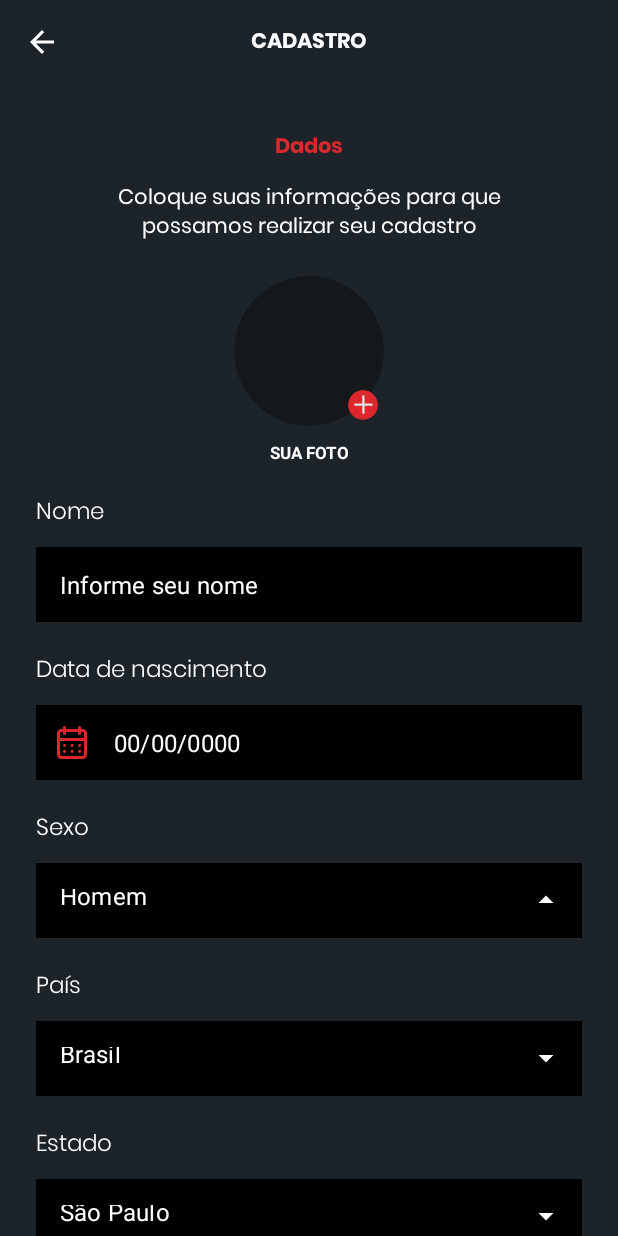
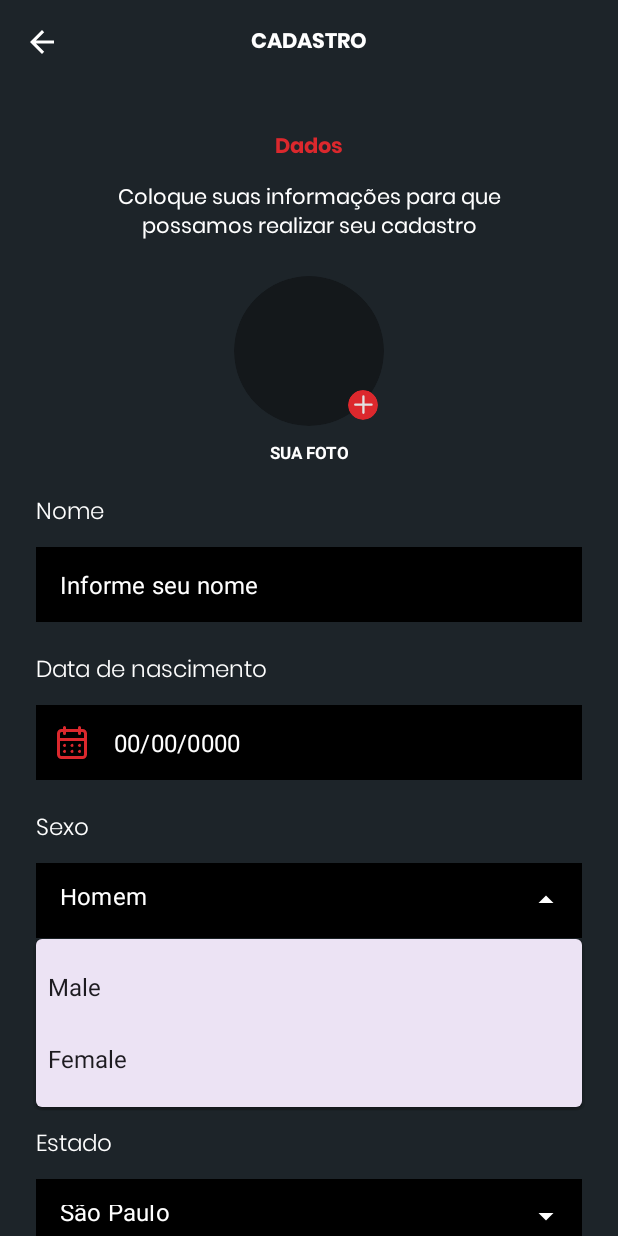
Before and after one commit to crosoften/poker-android, an Android app: the RegisterProfileFragment screen opened through its navigation route, after a tap on an icon or button, on a phone screen of 412 x 824 dp. Run offline under Robolectric (Android 15) with nearby library versions, the phone set to English and light mode, and no system bars; our stand-ins replace data binding.

```diff
--- a/app/src/main/java/com/draccoapp/poker/ui/fragments/register/RegisterProfileFragment.kt
+++ b/app/src/main/java/com/draccoapp/poker/ui/fragments/register/RegisterProfileFragment.kt
@@ -8,10 +8,11 @@ import androidx.fragment.app.Fragment
 import android.view.LayoutInflater
 import android.view.View
 import android.view.ViewGroup
+import android.widget.ArrayAdapter
 import androidx.navigation.fragment.findNavController
 import com.draccoapp.poker.R
-import com.draccoapp.poker.databinding.FragmentAboutBinding
 import com.draccoapp.poker.databinding.FragmentRegisterProfileBinding
+import com.draccoapp.poker.utils.MaskEditUtil
 
 
 class RegisterProfileFragment : Fragment() {
@@ -34,6 +35,7 @@ class RegisterProfileFragment : Fragment() {
 
         onclick()
         setupUI()
+
 
     }
 
@@ -81,6 +83,58 @@ class RegisterProfileFragment : Fragment() {
         binding.checkBox.text = spannableStringBuilder
         binding.checkBox.movementMethod = LinkMovementMethod.getInstance()
 
+
+        mascaraDataNascimento()
+
+        configEditGender()
+        configEditState()
+
+
+
+    }
+
+    private fun configEditState() {
+        val listaDeEstados = mutableListOf(
+            "AC", // Acre
+            "AL", // Alagoas
+            "AP", // Amapá
+            "AM", // Amazonas
+            "BA", // Bahia
+            "CE", // Ceará
+            "DF", // Distrito Federal
+            "ES", // Espírito Santo
+            "GO", // Goiás
+            "MA", // Maranhão
+            "MT", // Mato Grosso
+            "MS", // Mato Grosso do Sul
+            "MG", // Minas Gerais
+            "PA", // Pará
+            "PB", // Paraíba
+            "PR", // Paraná
+            "PE", // Pernambuco
+            "PI", // Piauí
+            "RJ", // Rio de Janeiro
+            "RN", // Rio Grande do Norte
+            "RS", // Rio Grande do Sul
+            "RO", // Rondônia
+            "RR", // Roraima
+            "SC", // Santa Catarina
+            "SP", // São Paulo
+            "SE", // Sergipe
+            "TO"  // Tocantins
+        )
+        val editState = binding.editState
+        editState.setAdapter(ArrayAdapter(requireContext(), android.R.layout.simple_spinner_dropdown_item, listaDeEstados))
+    }
+
+    private fun configEditGender() {
+        val listaDeGeneros = mutableListOf("Male", "Female")
+        val editGender = binding.editGender
+        editGender.setAdapter(ArrayAdapter(requireContext(), android.R.layout.simple_spinner_dropdown_item, listaDeGeneros))
+    }
+
+    private fun mascaraDataNascimento() {
+        binding.editDate.addTextChangedListener(MaskEditUtil.mask(binding.editDate, MaskEditUtil.FORMAT_DATE))
     }
 
     private fun onclick() {
--- a/app/src/main/res/layout/fragment_register_profile.xml
+++ b/app/src/main/res/layout/fragment_register_profile.xml
@@ -64,7 +64,6 @@
             <androidx.constraintlayout.widget.ConstraintLayout
                 android:layout_width="match_parent"
                 android:layout_height="match_parent">
-
 
 
                 <TextView
@@ -141,9 +140,9 @@
                     android:layout_height="wrap_content"
                     android:layout_marginStart="24dp"
                     android:layout_marginTop="20dp"
+                    android:fontFamily="@font/poppins_light"
                     android:text="@string/nome"
                     android:textColor="@color/white"
-                    android:fontFamily="@font/poppins_light"
                     android:textSize="15sp"
                     app:layout_constraintStart_toStartOf="parent"
                     app:layout_constraintTop_toBottomOf="@+id/text_photo" />
@@ -182,9 +181,9 @@
                     android:layout_height="wrap_content"
                     android:layout_marginStart="24dp"
                     android:layout_marginTop="20dp"
+                    android:fontFamily="@font/poppins_light"
                     android:text="@string/data_de_nascimento"
                     android:textColor="@color/white"
-                    android:fontFamily="@font/poppins_light"
                     android:textSize="15sp"
                     app:layout_constraintStart_toStartOf="parent"
                     app:layout_constraintTop_toBottomOf="@+id/input_name" />
@@ -214,6 +213,7 @@
                         android:inputType="date"
                         android:maxLines="1"
                         android:paddingVertical="0dp"
+                        android:paddingStart="40dp"
                         android:textColor="@color/white"
                         android:textColorHint="@color/white" />
 
@@ -225,9 +225,9 @@
                     android:layout_height="wrap_content"
                     android:layout_marginStart="24dp"
                     android:layout_marginTop="20dp"
+                    android:fontFamily="@font/poppins_light"
                     android:text="@string/sexo"
                     android:textColor="@color/white"
-                    android:fontFamily="@font/poppins_light"
                     android:textSize="15sp"
                     app:layout_constraintStart_toStartOf="parent"
                     app:layout_constraintTop_toBottomOf="@+id/input_date" />
@@ -241,8 +241,8 @@
                     android:layout_marginStart="24dp"
                     android:layout_marginTop="10dp"
                     android:layout_marginEnd="24dp"
+                    app:endIconTint="@color/white"
                     app:hintEnabled="false"
-                    app:endIconTint="@color/white"
                     app:layout_constraintEnd_toEndOf="parent"
                     app:layout_constraintStart_toStartOf="parent"
                     app:layout_constraintTop_toBottomOf="@+id/label_gender">
@@ -250,13 +250,13 @@
                     <AutoCompleteTextView
                         android:id="@+id/edit_gender"
                         android:layout_width="match_parent"
-                        android:focusableInTouchMode="false"
                         android:layout_height="50dp"
                         android:background="@color/black"
+                        android:focusableInTouchMode="false"
                         android:imeOptions="actionNext"
-                        android:textAlignment="viewStart"
                         android:inputType="none"
                         android:text="@string/homem"
+                        android:textAlignment="viewStart"
                         android:textColor="@color/white"
                         android:textColorHint="@color/white" />
 
@@ -268,9 +268,9 @@
                     android:layout_height="wrap_content"
                     android:layout_marginStart="24dp"
                     android:layout_marginTop="20dp"
+                    android:fontFamily="@font/poppins_light"
                     android:text="@string/pa_s"
                     android:textColor="@color/white"
-                    android:fontFamily="@font/poppins_light"
                     android:textSize="15sp"
                     app:layout_constraintStart_toStartOf="parent"
                     app:layout_constraintTop_toBottomOf="@+id/input_gender" />
@@ -293,13 +293,13 @@
                     <AutoCompleteTextView
                         android:id="@+id/edit_country"
                         android:layout_width="match_parent"
-                        android:focusableInTouchMode="false"
                         android:layout_height="50dp"
                         android:background="@color/black"
+                        android:focusableInTouchMode="false"
                         android:imeOptions="actionNext"
-                        android:textAlignment="viewStart"
                         android:inputType="none"
                         android:text="@string/brasil"
+                        android:textAlignment="viewStart"
                         android:textColor="@color/white"
                         android:textColorHint="@color/white" />
 
@@ -312,9 +312,9 @@
                     android:layout_height="wrap_content"
                     android:layout_marginStart="24dp"
                     android:layout_marginTop="20dp"
+                    android:fontFamily="@font/poppins_light"
                     android:text="@string/estado"
                     android:textColor="@color/white"
-                    android:fontFamily="@font/poppins_light"
                     android:textSize="15sp"
                     app:layout_constraintStart_toStartOf="parent"
                     app:layout_constraintTop_toBottomOf="@+id/input_country" />
@@ -337,13 +337,13 @@
                     <AutoCompleteTextView
                         android:id="@+id/edit_state"
                         android:layout_width="match_parent"
-                        android:focusableInTouchMode="false"
                         android:layout_height="50dp"
                         android:background="@color/black"
+                        android:focusableInTouchMode="false"
                         android:imeOptions="actionNext"
-                        android:textAlignment="viewStart"
                         android:inputType="none"
                         android:text="@string/s_o_paulo"
+                        android:textAlignment="viewStart"
                         android:textColor="@color/white"
                         android:textColorHint="@color/white" />
 
@@ -355,41 +355,83 @@
                     android:layout_height="wrap_content"
                     android:layout_marginStart="24dp"
                     android:layout_marginTop="20dp"
+                    android:fontFamily="@font/poppins_light"
                     android:text="@string/cidade"
                     android:textColor="@color/white"
-                    android:fontFamily="@font/poppins_light"
                     android:textSize="15sp"
                     app:layout_constraintStart_toStartOf="parent"
                     app:layout_constraintTop_toBottomOf="@+id/input_state" />
 
                 <com.google.android.material.textfield.TextInputLayout
                     android:id="@+id/input_city"
-                    style="@style/TextInputLayoutDrop"
+                    style="@style/Widget.MaterialComponents.TextInputLayout.OutlinedBox"
                     android:layout_width="match_parent"
                     android:layout_height="wrap_content"
                     android:layout_marginHorizontal="24dp"
                     android:layout_marginStart="24dp"
                     android:layout_marginTop="10dp"
                     android:layout_marginEnd="24dp"
-                    app:endIconTint="@color/white"
                     app:hintEnabled="false"
                     app:layout_constraintEnd_toEndOf="parent"
                     app:layout_constraintStart_toStartOf="parent"
                     app:layout_constraintTop_toBottomOf="@+id/label_city">
 
-                    <AutoCompleteTextView
+                    <com.google.android.material.textfield.TextInputEditText
                         android:id="@+id/edit_city"
                         android:layout_width="match_parent"
                         android:layout_height="50dp"
                         android:background="@color/black"
-                        android:focusableInTouchMode="false"
-                        android:imeOptions="actionNext"
-                        android:inputType="none"
-                        android:textAlignment="viewStart"
+                        android:hint=""
+                        android:inputType="textCapWords"
+                        android:maxLines="1"
+                        android:paddingVertical="0dp"
                         android:textColor="@color/white"
                         android:textColorHint="@color/white" />
 
                 </com.google.android.material.textfield.TextInputLayout>
+
+
+
+                <!--                <com.google.android.material.textfield.TextInputLayout-->
+<!--                    android:id="@+id/input_city"-->
+<!--                    style="@style/Widget.MaterialComponents.TextInputLayout.OutlinedBox"-->
+<!--                    android:layout_width="match_parent"-->
+<!--                    android:layout_height="wrap_content"-->
+<!--                    android:layout_marginHorizontal="24dp"-->
+<!--                    android:layout_marginStart="24dp"-->
+<!--                    android:layout_marginTop="10dp"-->
+<!--                    android:layout_marginEnd="24dp"-->
+<!--                    app:endIconTint="@color/white"-->
+<!--                    app:hintEnabled="false"-->
+<!--                    app:layout_constraintEnd_toEndOf="parent"-->
+<!--                    app:layout_constraintStart_toStartOf="parent"-->
+<!--                    app:layout_constraintTop_toBottomOf="@+id/label_city">-->
+
+
+<!--                    <com.google.android.material.textfield.TextInputEditText-->
+<!--                        android:id="@+id/edit_modelo"-->
+<!--                        android:layout_width="match_parent"-->
+<!--                        android:layout_height="match_parent"-->
+<!--                        android:backgroundTint="@color/white"-->
+<!--                        android:hint="Exemplo preenchido"-->
+<!--                        android:imeOptions="actionNext"-->
+<!--                        android:inputType="textEmailAddress"-->
+<!--                        android:padding="0dp"-->
+<!--                        android:textColorHint="@color/white" />-->
+
+<!--                    &lt;!&ndash;                    <AutoCompleteTextView&ndash;&gt;-->
+<!--                    &lt;!&ndash;                        android:id="@+id/edit_city"&ndash;&gt;-->
+<!--                    &lt;!&ndash;                        android:layout_width="match_parent"&ndash;&gt;-->
+<!--                    &lt;!&ndash;                        android:layout_height="50dp"&ndash;&gt;-->
+<!--                    &lt;!&ndash;                        android:background="@color/black"&ndash;&gt;-->
+<!--                    &lt;!&ndash;                        android:focusableInTouchMode="false"&ndash;&gt;-->
+<!--                    &lt;!&ndash;                        android:imeOptions="actionNext"&ndash;&gt;-->
+<!--                    &lt;!&ndash;                        android:inputType="none"&ndash;&gt;-->
+<!--                    &lt;!&ndash;                        android:textAlignment="viewStart"&ndash;&gt;-->
+<!--                    &lt;!&ndash;                        android:textColor="@color/white"&ndash;&gt;-->
+<!--                    &lt;!&ndash;                        android:textColorHint="@color/white" />&ndash;&gt;-->
+
+<!--                </com.google.android.material.textfield.TextInputLayout>-->
 
                 <CheckBox
                     android:id="@+id/checkBox"
@@ -399,9 +441,9 @@
                     android:layout_marginStart="24dp"
                     android:layout_marginTop="20dp"
                     android:layout_marginEnd="24dp"
-                    android:textColorLink="@color/white"
                     android:buttonTint="@color/primary"
                     android:textColor="@color/white"
+                    android:textColorLink="@color/white"
                     app:layout_constraintEnd_toEndOf="parent"
                     app:layout_constraintStart_toStartOf="parent"
                     app:layout_constraintTop_toBottomOf="@+id/input_city" />
```
Also changed, not shown: app/src/main/java/com/draccoapp/poker/utils/Mascaras.kt (added, +213 -0 lines).
